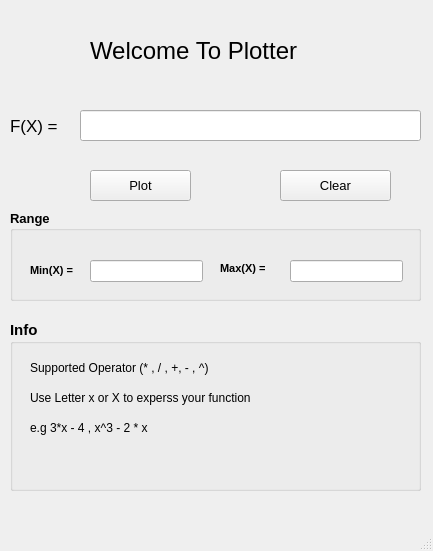
Before: the Qt Designer form Plotter/Plotter/Plotter.ui in Waer1/Plotter, drawn with Qt 5.
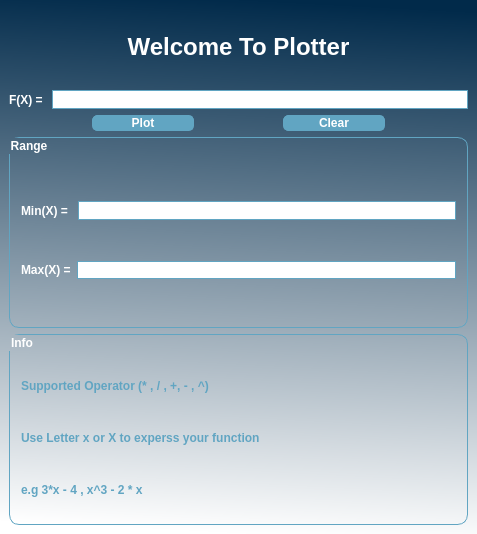
After: the same form once the commit is applied.

What changed in the file:
```diff
--- a/Plotter/Plotter/Plotter.ui
+++ b/Plotter/Plotter/Plotter.ui
@@ -6,146 +6,198 @@
    <rect>
     <x>0</x>
     <y>0</y>
-    <width>433</width>
-    <height>551</height>
+    <width>477</width>
+    <height>534</height>
    </rect>
   </property>
   <property name="windowTitle">
-   <string>MainWindow</string>
+   <string>Plotter</string>
+  </property>
+  <property name="autoFillBackground">
+   <bool>true</bool>
+  </property>
+  <property name="styleSheet">
+   <string notr="true">#centralwidget{
+	background-color: qlineargradient(spread:pad, x1:0.51705, y1:0, x2:0.468, y2:1, stop:0 rgba(1, 42, 74, 255), stop:1 rgba(255, 255, 255, 255));
+}
+#Title{
+margin :10px;
+Font:24px;
+max-height: 55%;
+}
+
+#Title ,#groupBox_2 ,#groupBox , #label_2, #label_3, #label_4 , #Clear_Button , #PlotButton{
+Color:white;
+font-Weight:900;
+}
+#label_5 , #label_6 , #label_7{
+    color: rgb(97, 165, 194);
+	font-Weight:900;
+}
+
+#groupBox_2 ,#groupBox , #Clear_Button ,#PlotButton , #MinValue , #MaxValue, #Function{
+  border: 1px solid rgb(97, 165, 194);
+  border-radius: 10px;
+}
+
+
+#Clear_Button , #PlotButton{
+	background-color: rgb(97, 165, 194);
+	border: 1px solid rgb(97, 165, 194);
+	border-radius: 5px;
+	max-width: 100 rem;
+}
+
+
+#Function:hover, #MaxValue:hover, #MinValue:hover{
+color: rgb(97, 165, 194);
+background-color: rgb(97, 165, 194);
+color:white;
+}</string>
   </property>
   <widget class="QWidget" name="centralwidget">
-   <widget class="QLabel" name="label">
-    <property name="geometry">
-     <rect>
-      <x>90</x>
-      <y>20</y>
-      <width>261</width>
-      <height>61</height>
-     </rect>
-    </property>
+   <layout class="QGridLayout" name="gridLayout">
+    <item row="0" column="0">
+     <layout class="QVBoxLayout" name="verticalLayout_4">
+      <item>
+       <widget class="QLabel" name="Title">
     <property name="font">
      <font>
-      <pointsize>18</pointsize>
-     </font>
-    </property>
+          <pointsize>-1</pointsize>
+          <weight>99</weight>
+          <italic>false</italic>
+          <bold>true</bold>
+         </font>
+        </property>
+        <property name="autoFillBackground">
+         <bool>false</bool>
+        </property>
     <property name="text">
      <string>Welcome To Plotter</string>
     </property>
-   </widget>
-   <widget class="QLineEdit" name="Function">
-    <property name="geometry">
-     <rect>
-      <x>80</x>
-      <y>110</y>
-      <width>341</width>
-      <height>31</height>
-     </rect>
-    </property>
-    <property name="font">
-     <font>
-      <pointsize>10</pointsize>
-     </font>
-    </property>
-   </widget>
+        <property name="alignment">
+         <set>Qt::AlignCenter</set>
+        </property>
+        <property name="margin">
+         <number>0</number>
+        </property>
+       </widget>
+      </item>
+      <item>
+       <layout class="QHBoxLayout" name="horizontalLayout_3">
+        <item>
    <widget class="QLabel" name="label_2">
-    <property name="geometry">
-     <rect>
-      <x>10</x>
-      <y>110</y>
-      <width>71</width>
-      <height>31</height>
-     </rect>
-    </property>
     <property name="font">
      <font>
-      <pointsize>13</pointsize>
+            <weight>99</weight>
+            <bold>true</bold>
      </font>
     </property>
     <property name="text">
      <string>F(X) = </string>
     </property>
    </widget>
+        </item>
+        <item>
+         <widget class="QLineEdit" name="Function">
+          <property name="font">
+           <font>
+            <pointsize>10</pointsize>
+           </font>
+          </property>
+         </widget>
+        </item>
+       </layout>
+      </item>
+      <item>
+       <layout class="QHBoxLayout" name="horizontalLayout_4">
+        <item>
+         <widget class="QPushButton" name="PlotButton">
+          <property name="font">
+           <font>
+            <weight>99</weight>
+            <bold>true</bold>
+           </font>
+          </property>
+          <property name="text">
+           <string>Plot</string>
+          </property>
+         </widget>
+        </item>
+        <item>
+         <widget class="QPushButton" name="Clear_Button">
+          <property name="font">
+           <font>
+            <weight>99</weight>
+            <bold>true</bold>
+           </font>
+          </property>
+          <property name="text">
+           <string>Clear</string>
+          </property>
+         </widget>
+        </item>
+       </layout>
+      </item>
+     </layout>
+    </item>
+    <item row="1" column="0">
    <widget class="QGroupBox" name="groupBox">
-    <property name="geometry">
-     <rect>
-      <x>10</x>
-      <y>210</y>
-      <width>411</width>
-      <height>91</height>
-     </rect>
-    </property>
     <property name="font">
      <font>
-      <pointsize>10</pointsize>
-      <weight>75</weight>
+        <weight>99</weight>
       <bold>true</bold>
      </font>
     </property>
     <property name="title">
      <string>Range</string>
     </property>
+      <layout class="QVBoxLayout" name="verticalLayout_3">
+       <item>
+        <layout class="QHBoxLayout" name="horizontalLayout">
+         <item>
     <widget class="QLabel" name="label_3">
-     <property name="geometry">
-      <rect>
-       <x>20</x>
-       <y>50</y>
-       <width>61</width>
-       <height>21</height>
-      </rect>
-     </property>
      <property name="font">
       <font>
-       <pointsize>8</pointsize>
+             <weight>99</weight>
+             <bold>true</bold>
       </font>
      </property>
      <property name="text">
       <string>Min(X) = </string>
      </property>
     </widget>
+         </item>
+         <item>
+          <widget class="QLineEdit" name="MinValue">
+           <property name="font">
+            <font>
+             <pointsize>10</pointsize>
+             <weight>50</weight>
+             <bold>false</bold>
+            </font>
+           </property>
+          </widget>
+         </item>
+        </layout>
+       </item>
+       <item>
+        <layout class="QHBoxLayout" name="horizontalLayout_2">
+         <item>
     <widget class="QLabel" name="label_4">
-     <property name="geometry">
-      <rect>
-       <x>210</x>
-       <y>50</y>
-       <width>55</width>
-       <height>16</height>
-      </rect>
-     </property>
      <property name="font">
       <font>
-       <pointsize>8</pointsize>
+             <weight>99</weight>
+             <bold>true</bold>
       </font>
      </property>
      <property name="text">
       <string>Max(X) =</string>
      </property>
     </widget>
-    <widget class="QLineEdit" name="MinValue">
-     <property name="geometry">
-      <rect>
-       <x>80</x>
-       <y>50</y>
-       <width>113</width>
-       <height>22</height>
-      </rect>
-     </property>
-     <property name="font">
-      <font>
-       <pointsize>10</pointsize>
-       <weight>50</weight>
-       <bold>false</bold>
-      </font>
-     </property>
-    </widget>
+         </item>
+         <item>
     <widget class="QLineEdit" name="MaxValue">
-     <property name="geometry">
-      <rect>
-       <x>280</x>
-       <y>50</y>
-       <width>113</width>
-       <height>22</height>
-      </rect>
-     </property>
      <property name="font">
       <font>
        <weight>50</weight>
@@ -153,135 +205,72 @@
       </font>
      </property>
     </widget>
-   </widget>
+         </item>
+        </layout>
+       </item>
+      </layout>
+     </widget>
+    </item>
+    <item row="2" column="0">
    <widget class="QGroupBox" name="groupBox_2">
-    <property name="geometry">
-     <rect>
-      <x>10</x>
-      <y>320</y>
-      <width>411</width>
-      <height>171</height>
-     </rect>
-    </property>
     <property name="font">
      <font>
-      <pointsize>11</pointsize>
-      <weight>75</weight>
+        <weight>99</weight>
       <bold>true</bold>
      </font>
     </property>
     <property name="title">
      <string>Info</string>
     </property>
+      <layout class="QVBoxLayout" name="verticalLayout_2">
+       <item>
+        <layout class="QVBoxLayout" name="verticalLayout">
+         <item>
     <widget class="QLabel" name="label_5">
-     <property name="geometry">
-      <rect>
-       <x>20</x>
-       <y>40</y>
-       <width>271</width>
-       <height>16</height>
-      </rect>
-     </property>
      <property name="font">
       <font>
-       <pointsize>9</pointsize>
-       <weight>50</weight>
-       <bold>false</bold>
+             <weight>99</weight>
+             <bold>true</bold>
       </font>
      </property>
      <property name="text">
       <string>Supported Operator (* , / , +, - , ^)</string>
      </property>
     </widget>
+         </item>
+         <item>
     <widget class="QLabel" name="label_6">
-     <property name="geometry">
-      <rect>
-       <x>20</x>
-       <y>70</y>
-       <width>271</width>
-       <height>16</height>
-      </rect>
-     </property>
      <property name="font">
       <font>
-       <pointsize>9</pointsize>
-       <weight>50</weight>
-       <bold>false</bold>
+             <weight>99</weight>
+             <bold>true</bold>
       </font>
      </property>
      <property name="text">
       <string>Use Letter x or X to experss your function </string>
      </property>
     </widget>
+         </item>
+         <item>
     <widget class="QLabel" name="label_7">
-     <property name="geometry">
-      <rect>
-       <x>20</x>
-       <y>100</y>
-       <width>161</width>
-       <height>16</height>
-      </rect>
-     </property>
      <property name="font">
       <font>
-       <pointsize>9</pointsize>
-       <weight>50</weight>
-       <bold>false</bold>
+             <weight>99</weight>
+             <bold>true</bold>
       </font>
      </property>
      <property name="text">
       <string>e.g 3*x - 4 , x^3 - 2 * x</string>
      </property>
     </widget>
-   </widget>
-   <widget class="QPushButton" name="PlotButton">
-    <property name="geometry">
-     <rect>
-      <x>90</x>
-      <y>170</y>
-      <width>101</width>
-      <height>31</height>
-     </rect>
-    </property>
-    <property name="font">
-     <font>
-      <pointsize>10</pointsize>
-     </font>
-    </property>
-    <property name="text">
-     <string>Plot</string>
-    </property>
-   </widget>
-   <widget class="QPushButton" name="Clear_Button">
-    <property name="geometry">
-     <rect>
-      <x>280</x>
-      <y>170</y>
-      <width>111</width>
-      <height>31</height>
-     </rect>
-    </property>
-    <property name="font">
-     <font>
-      <pointsize>10</pointsize>
-     </font>
-    </property>
-    <property name="text">
-     <string>Clear</string>
-    </property>
-   </widget>
-  </widget>
-  <widget class="QMenuBar" name="menubar">
-   <property name="geometry">
-    <rect>
-     <x>0</x>
-     <y>0</y>
-     <width>433</width>
-     <height>26</height>
-    </rect>
-   </property>
-  </widget>
-  <widget class="QStatusBar" name="statusbar"/>
+         </item>
+        </layout>
+       </item>
+      </layout>
+     </widget>
+    </item>
+   </layout>
+  </widget>
  </widget>
  <resources/>
  <connections/>
```
Left out of the diff: 3 changed lines with no effect on the pictures. Lines whose indentation alone changed are shown as unchanged.
